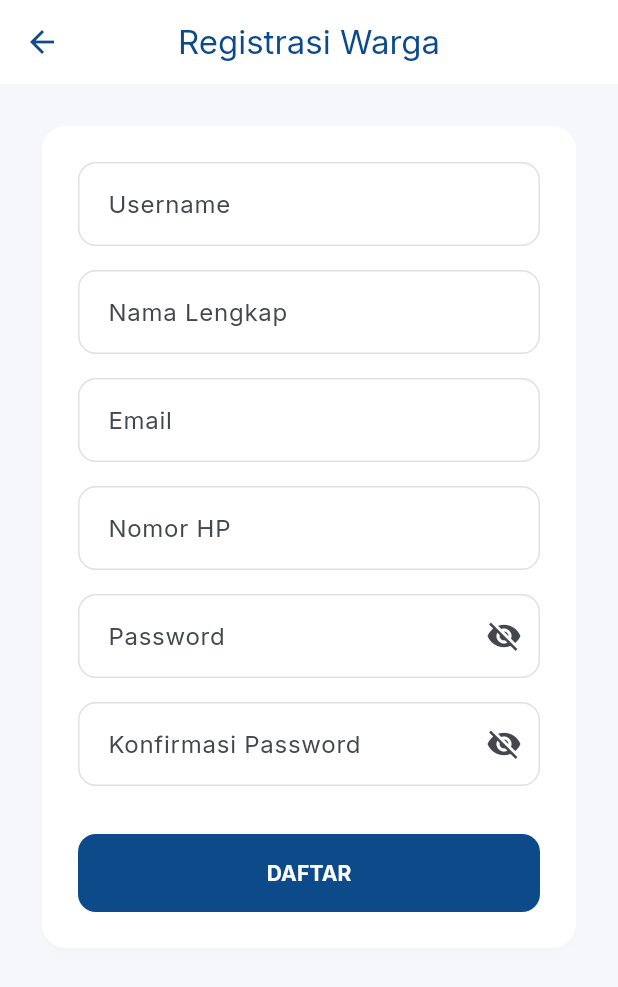
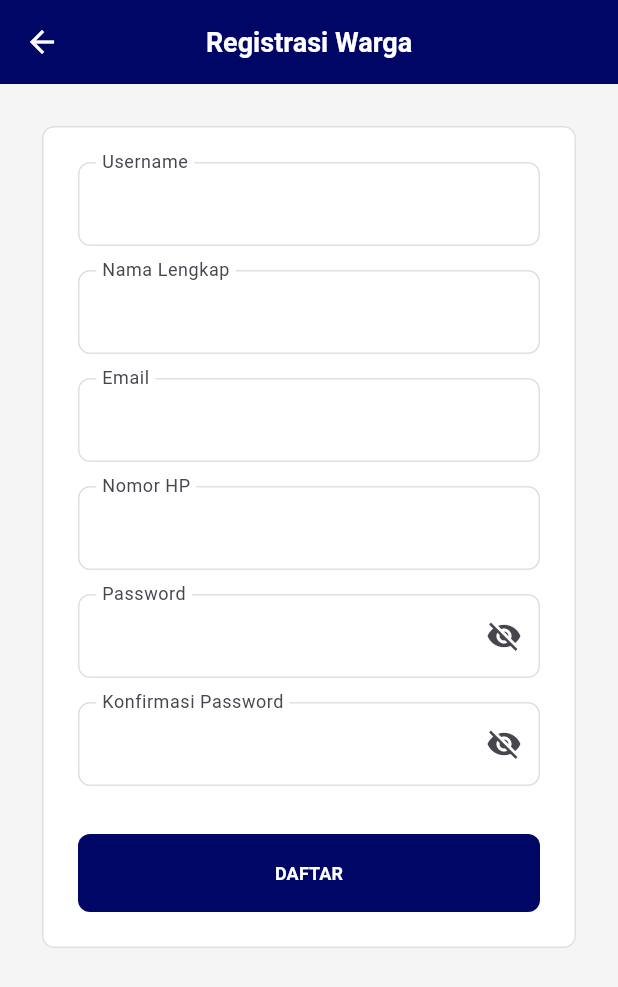
Before and after one commit to Universitas-Cakrawala/lapor-pak-apps, a Flutter app: the screen it shows after launch, after a tap on "MASUK", after a tap on "Belum punya akun? Daftar sekarang", on a phone screen of 412 x 824 dp. Shown: the top 987 px of the screen. Run offline on Flutter 3.47's test engine with Material 3 defaults, Android fonts, the phone set to English and light mode, and no system bars; our stand-ins replace dio, equatable, firebase_core, firebase_messaging, fl_chart, flutter_bloc and 11 more; accounts and stored records are empty; network calls fail.

Commit message:
refactor: unify border radii, status badge designs, and card styling across UI components

```diff
--- a/lib/core/theme/app_theme.dart
+++ b/lib/core/theme/app_theme.dart
@@ -2,20 +2,25 @@ import 'package:flutter/material.dart';
 import 'package:google_fonts/google_fonts.dart';
 
 class AppColors {
-  static const civicBlue = Color(0xFF0D4A8A);
-  static const amber = Color(0xFFF5A623);
-  static const background = Color(0xFFF5F7FA);
+  // From DESIGN.md
+  static const civicBlue = Color(0xFF000666); // Primary Navy Blue
+  static const amber = Color(0xFFFFB300); // Accent Amber
+  static const background = Color(0xFFF5F5F5); // Cool light gray
+  static const surface = Color(0xFFF9F9F9);
 
-  static const statusMenungguBg = Color(0xFFFEF3C7);
-  static const statusMenungguFg = Color(0xFF92400E);
-  static const statusDiprosesBg = Color(0xFFDBEAFE);
-  static const statusDiprosesFg = Color(0xFF1E40AF);
-  static const statusSelesaiBg = Color(0xFFD1FAE5);
-  static const statusSelesaiFg = Color(0xFF065F46);
+  static const outline = Color(0xFFE0E0E0); // Low-contrast 1px strokes
+
+  // Status Semantic Palette
+  static const statusMenungguBg = Color(0xFFFFB300); // Amber
+  static const statusMenungguFg = Colors.white;
+  static const statusDiprosesBg = Color(0xFF2196F3); // Blue
+  static const statusDiprosesFg = Colors.white;
+  static const statusSelesaiBg = Color(0xFF4CAF50); // Green
+  static const statusSelesaiFg = Colors.white;
 }
 
 ThemeData buildAppTheme() {
-  final baseTextTheme = GoogleFonts.interTextTheme();
+  final baseTextTheme = GoogleFonts.robotoFlexTextTheme();
 
   return ThemeData(
     useMaterial3: true,
@@ -24,47 +29,67 @@ ThemeData buildAppTheme() {
       seedColor: AppColors.civicBlue,
       primary: AppColors.civicBlue,
       secondary: AppColors.amber,
-      surface: Colors.white,
+      surface: AppColors.surface,
     ),
-    textTheme: baseTextTheme,
+    textTheme: baseTextTheme.copyWith(
+      headlineLarge: baseTextTheme.headlineLarge?.copyWith(fontWeight: FontWeight.w700, fontSize: 28),
+      titleLarge: baseTextTheme.titleLarge?.copyWith(fontWeight: FontWeight.w600, fontSize: 18),
+      bodyLarge: baseTextTheme.bodyLarge?.copyWith(fontWeight: FontWeight.w400, fontSize: 16),
+      labelLarge: baseTextTheme.labelLarge?.copyWith(fontWeight: FontWeight.w500, fontSize: 12),
+    ),
     appBarTheme: const AppBarTheme(
-      backgroundColor: Colors.white,
-      foregroundColor: AppColors.civicBlue,
+      backgroundColor: AppColors.civicBlue,
+      foregroundColor: Colors.white,
       elevation: 0,
       centerTitle: true,
-      surfaceTintColor: Colors.white,
+      surfaceTintColor: AppColors.civicBlue,
     ),
     cardTheme: CardThemeData(
       color: Colors.white,
-      elevation: 2,
-      shadowColor: Colors.black.withValues(alpha: 0.05),
-      shape: RoundedRectangleBorder(borderRadius: BorderRadius.circular(16)),
+      elevation: 0, // Flat design
+      shape: RoundedRectangleBorder(
+        borderRadius: BorderRadius.circular(8),
+        side: const BorderSide(color: AppColors.outline, width: 1),
+      ),
     ),
     elevatedButtonTheme: ElevatedButtonThemeData(
       style: ElevatedButton.styleFrom(
         backgroundColor: AppColors.civicBlue,
         foregroundColor: Colors.white,
         elevation: 0,
-        padding: const EdgeInsets.symmetric(horizontal: 24, vertical: 16),
-        shape: RoundedRectangleBorder(borderRadius: BorderRadius.circular(12)),
+        minimumSize: const Size.fromHeight(52), // Primary Button height
+        padding: const EdgeInsets.symmetric(horizontal: 24, vertical: 14),
+        shape: RoundedRectangleBorder(borderRadius: BorderRadius.circular(8)),
       ),
     ),
     inputDecorationTheme: InputDecorationTheme(
-      filled: true,
-      fillColor: Colors.white,
+      filled: false,
       border: OutlineInputBorder(
-        borderRadius: BorderRadius.circular(12),
-        borderSide: BorderSide(color: Colors.grey.shade300),
+        borderRadius: BorderRadius.circular(8),
+        borderSide: const BorderSide(color: AppColors.outline, width: 1),
       ),
       enabledBorder: OutlineInputBorder(
-        borderRadius: BorderRadius.circular(12),
-        borderSide: BorderSide(color: Colors.grey.shade300),
+        borderRadius: BorderRadius.circular(8),
+        borderSide: const BorderSide(color: AppColors.outline, width: 1),
       ),
       focusedBorder: OutlineInputBorder(
-        borderRadius: BorderRadius.circular(12),
+        borderRadius: BorderRadius.circular(8),
         borderSide: const BorderSide(color: AppColors.civicBlue, width: 2),
       ),
-      contentPadding: const EdgeInsets.symmetric(horizontal: 16, vertical: 16),
+      floatingLabelBehavior: FloatingLabelBehavior.always, // Labels remain visible
+    ),
+    bottomNavigationBarTheme: const BottomNavigationBarThemeData(
+      backgroundColor: Colors.white,
+      selectedItemColor: AppColors.civicBlue,
+      unselectedItemColor: Colors.grey,
+      elevation: 8, // Soft shadow
+    ),
+    chipTheme: ChipThemeData(
+      backgroundColor: AppColors.surface,
+      shape: RoundedRectangleBorder(
+        borderRadius: BorderRadius.circular(8),
+        side: const BorderSide(color: AppColors.outline, width: 1),
+      ),
     ),
   );
 }
--- a/lib/features/reports/presentation/pages/report_form_step1_screen.dart
+++ b/lib/features/reports/presentation/pages/report_form_step1_screen.dart
@@ -71,8 +71,8 @@ class ReportFormStep1Screen extends StatelessWidget {
           padding: const EdgeInsets.symmetric(horizontal: 16, vertical: 16),
           decoration: BoxDecoration(
             color: Colors.grey[200],
-            borderRadius: BorderRadius.circular(12),
-            border: Border.all(color: Colors.grey[300]!),
+            borderRadius: BorderRadius.circular(8),
+            border: Border.all(color: AppColors.outline),
           ),
           child: Text(value, style: const TextStyle(fontSize: 16)),
         ),
--- a/lib/features/reports/presentation/pages/report_form_step2_screen.dart
+++ b/lib/features/reports/presentation/pages/report_form_step2_screen.dart
@@ -5,6 +5,7 @@ import 'package:go_router/go_router.dart';
 import 'package:geolocator/geolocator.dart';
 import 'package:flutter_map/flutter_map.dart';
 import 'package:latlong2/latlong.dart';
+import '../../../../core/theme/app_theme.dart';
 import '../bloc/report_form_cubit.dart';
 import '../bloc/report_form_state.dart';
 import '../widgets/media_picker_widget.dart';
@@ -159,8 +160,8 @@ class _ReportFormStep2ScreenState extends State<ReportFormStep2Screen> {
                     width: double.infinity,
                     decoration: BoxDecoration(
                       color: Colors.grey[200],
-                      borderRadius: BorderRadius.circular(16),
-                      border: Border.all(color: Colors.grey[300]!),
+                      borderRadius: BorderRadius.circular(8),
+                      border: Border.all(color: AppColors.outline),
                     ),
                     clipBehavior: Clip.antiAlias,
                     child: _isLoadingLocation
```
Also changed, not shown: lib/features/reports/presentation/pages/home_screen.dart (+15 -13 lines), lib/features/reports/presentation/pages/report_detail_screen.dart (+17 -13 lines), lib/features/reports/presentation/pages/report_list_screen.dart (+14 -12 lines), lib/features/reports/presentation/widgets/media_picker_widget.dart (+10 -10 lines).
